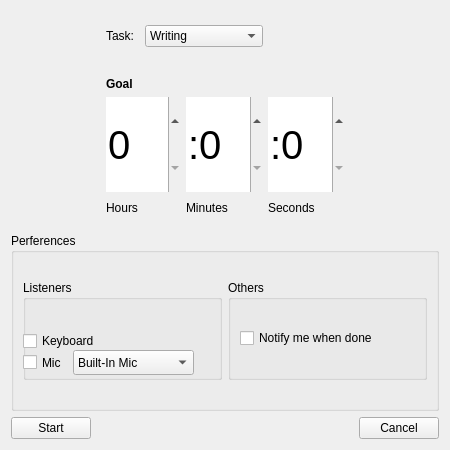
First picture: the form in Tasker/TimerWindowQWidget.ui, repository thebigG/Tasker, before the edit.
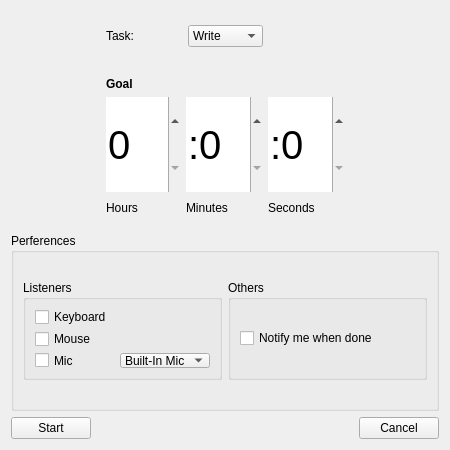
Second picture: the form after the edit.

Commit message: XListener has replaced KeyboardListener XListener is a simple listener that can detect mouse and keyboard interaction. It spawns a nodeJS child process which uses the iohook API to listen for mouse and keyboard events. XListener and its child nodeJS process communicate via stdout

Patch:
```diff
--- a/Tasker/TimerWindowQWidget.ui
+++ b/Tasker/TimerWindowQWidget.ui
@@ -46,17 +46,17 @@
        <widget class="QComboBox" name="taskQComboBox">
         <item>
          <property name="text">
-          <string>Writing</string>
+          <string>Write</string>
          </property>
         </item>
         <item>
          <property name="text">
-          <string>Compose Music</string>
+          <string>Music</string>
          </property>
         </item>
         <item>
          <property name="text">
-          <string>Custom</string>
+          <string>Draw</string>
          </property>
         </item>
        </widget>
@@ -101,43 +101,25 @@
         <property name="checkable">
          <bool>false</bool>
         </property>
-        <widget class="QComboBox" name="audioQComboBox">
-         <property name="geometry">
-          <rect>
-           <x>50</x>
-           <y>70</y>
-           <width>121</width>
-           <height>25</height>
-          </rect>
-         </property>
-         <item>
-          <property name="text">
-           <string>Built-In Mic</string>
-          </property>
-         </item>
-        </widget>
+        <layout class="QGridLayout" name="gridLayout_4">
+         <item row="2" column="0">
         <widget class="QCheckBox" name="audioQCheckBox">
-         <property name="geometry">
-          <rect>
-           <x>0</x>
-           <y>70</y>
-           <width>50</width>
-           <height>25</height>
-          </rect>
-         </property>
          <property name="text">
           <string>Mic</string>
          </property>
         </widget>
+         </item>
+         <item row="2" column="1">
+          <widget class="QComboBox" name="audioQComboBox">
+           <item>
+            <property name="text">
+             <string>Built-In Mic</string>
+            </property>
+           </item>
+          </widget>
+         </item>
+         <item row="0" column="0" colspan="2">
         <widget class="QCheckBox" name="keyboardQCheckBox">
-         <property name="geometry">
-          <rect>
-           <x>0</x>
-           <y>50</y>
-           <width>83</width>
-           <height>22</height>
-          </rect>
-         </property>
          <property name="text">
           <string>Keyboard</string>
          </property>
@@ -145,6 +127,15 @@
           <bool>false</bool>
          </property>
         </widget>
+         </item>
+         <item row="1" column="0">
+          <widget class="QCheckBox" name="mouseQCheckBox">
+           <property name="text">
+            <string>Mouse</string>
+           </property>
+          </widget>
+         </item>
+        </layout>
        </widget>
       </item>
       <item row="0" column="1">
```
Lines whose indentation alone changed are shown as unchanged. The commit also changes 13 other files.
